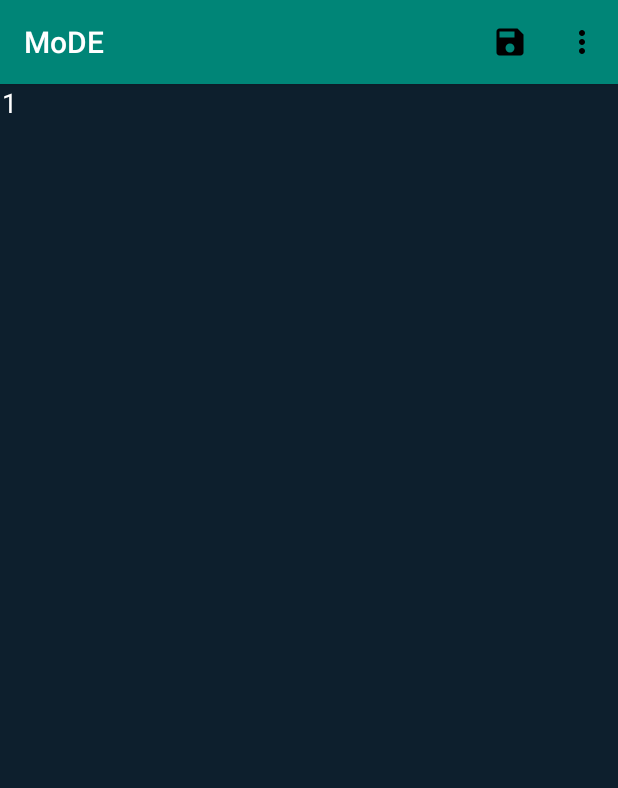
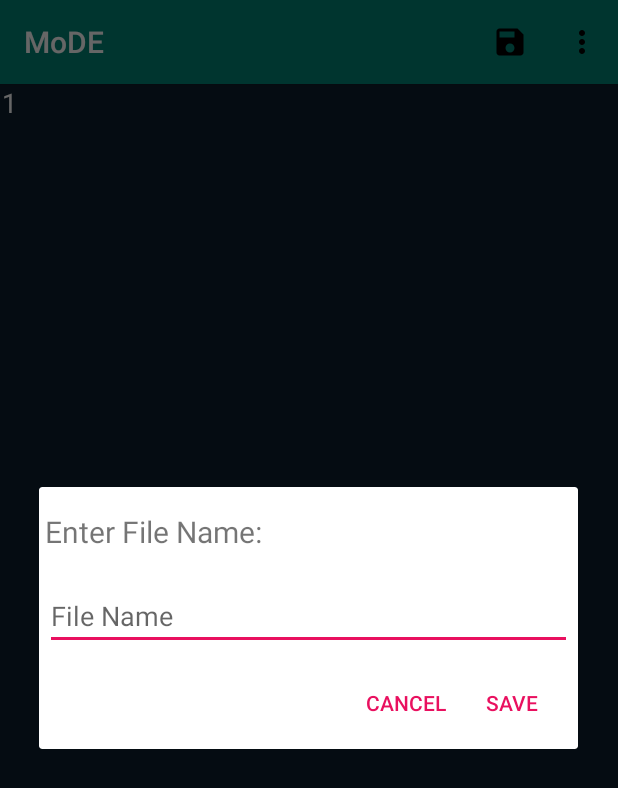
Before and after one commit to what-will-we-do-now/android-ide, an Android app: the Screen_IDE screen opened directly, with no data from a screen before it, after a tap on "Save", on a phone screen of 412 x 824 dp. Shown: the top 788 px of the screen. Run offline under Robolectric (Android 15) with nearby library versions, the phone set to English and light mode, and no system bars.

Commit message:
Implemented saving and loading a file properly

```diff
--- a/app/src/main/java/uk/ac/tees/v8036651/mode/Screen_IDE.java
+++ b/app/src/main/java/uk/ac/tees/v8036651/mode/Screen_IDE.java
@@ -1,20 +1,22 @@
 package uk.ac.tees.v8036651.mode;
 
+import androidx.appcompat.app.AlertDialog;
 import androidx.appcompat.app.AppCompatActivity;
 
+import android.content.DialogInterface;
 import android.content.Intent;
 import android.os.Build;
 import android.os.Bundle;
 import android.text.Editable;
-import android.text.InputType;
 import android.text.TextWatcher;
-import android.view.KeyEvent;
+import android.view.LayoutInflater;
 import android.view.Menu;
 import android.view.MenuItem;
+import android.view.View;
+import android.view.ViewStub;
+import android.widget.EditText;
 import android.widget.TextView;
 import android.widget.Toast;
-
-import androidx.appcompat.widget.Toolbar;
 
 import uk.ac.tees.v8036651.mode.FileViewer.Screen_FileViewer;
 
@@ -30,11 +32,17 @@ import uk.ac.tees.v8036651.mode.plugins.PluginManager;
 
 public class Screen_IDE extends AppCompatActivity {
 
+    public static String projectsDirectory = "";
+    public static String fileName = null;
+    public static String editTextContent = "";
+
     @androidx.annotation.RequiresApi(api = Build.VERSION_CODES.LOLLIPOP)
     @Override
     protected void onCreate(Bundle savedInstanceState) {
         super.onCreate(savedInstanceState);
         setContentView(R.layout.activity_ide_screen);
+        ((NumberedTextView)findViewById(R.id.txtCode)).setText(editTextContent);
+        projectsDirectory = getExternalFilesDir(null).getAbsolutePath() + "/MoDE_Code_Directory";
 
         NumberedTextView txtCode = (NumberedTextView) findViewById(R.id.txtCode);
 
@@ -109,6 +117,34 @@ public class Screen_IDE extends AppCompatActivity {
             case R.id.save_code:
                 Toast.makeText(this, "Saving", Toast.LENGTH_SHORT).show();
 
+                if (fileName == null){
+                    final AlertDialog.Builder setFileNameDialog = new AlertDialog.Builder(Screen_IDE.this);
+                    View inflater = LayoutInflater.from(this).inflate(R.layout.set_file_name_alert_dialog, null);
+
+                    final EditText input = (EditText) inflater.findViewById(R.id.fileNameEditText);
+
+                    setFileNameDialog.setView(inflater);
+                    setFileNameDialog.setPositiveButton(R.string.save, new DialogInterface.OnClickListener() {
+                        @Override
+                        public void onClick(DialogInterface dialog, int which) {
+                            fileName = input.getText().toString();
+
+                            try {
+                                saveActivity(((NumberedTextView) findViewById(R.id.txtCode)).getText().toString(), fileName);
+                            } catch (Exception e) {
+                                e.printStackTrace();
+                            }
+                        }
+                    });
+                    setFileNameDialog.setNegativeButton(R.string.cancel, new DialogInterface.OnClickListener() {
+                        @Override
+                        public void onClick(DialogInterface dialog, int which) {
+                            dialog.cancel();
+                        }
+                    });
+                    setFileNameDialog.show();
+                }
+
 
                 return true;
             case R.id.settings_nav:
@@ -122,9 +158,12 @@ public class Screen_IDE extends AppCompatActivity {
 
     }
 
+
     public void saveActivity(String data, String fileName) throws Exception{
 
-        FileOutputStream output = openFileOutput(fileName, MODE_PRIVATE);
+        File file = new File(projectsDirectory, fileName);
+
+        FileOutputStream output = new FileOutputStream(file);
         OutputStreamWriter out = new OutputStreamWriter(output);
         out.write(data);
         out.flush();
@@ -132,35 +171,4 @@ public class Screen_IDE extends AppCompatActivity {
         output.flush();
         output.close();
     }
-
-    public String loadActivity(String fileName){
-        String ret = "Did not save";
-
-        try{
-            InputStream input = openFileInput(fileName);
-
-            if(input != null){
-                InputStreamReader inp = new InputStreamReader(input);
-                BufferedReader reader = new BufferedReader(inp);
-                String receiveString = "";
-                StringBuilder str = new StringBuilder();
-
-                while( (receiveString = reader.readLine()) != null){
-                    str.append(receiveString);
-                }
-
-                ret = str.toString();
-
-
-                input.close();
-                inp.close();
-                reader.close();
-            }
-        }
-        catch(Exception e){
-            ret = null;
-        }
-
-        return ret;
-    }
 }
--- /dev/null
+++ b/app/src/main/res/layout/set_file_name_alert_dialog.xml
@@ -0,0 +1,28 @@
+<?xml version="1.0" encoding="utf-8"?>
+<LinearLayout xmlns:android="http://schemas.android.com/apk/res/android"
+    android:orientation="vertical"
+    android:layout_width="wrap_content"
+    android:layout_height="wrap_content">
+
+    <TextView
+        android:textSize="20dp"
+        android:layout_width="wrap_content"
+        android:layout_height="wrap_content"
+        android:layout_marginTop="16dp"
+        android:layout_marginLeft="4dp"
+        android:layout_marginRight="4dp"
+        android:layout_marginBottom="4dp"
+        android:text="@string/enterFileName"/>
+
+    <EditText
+        android:id="@+id/fileNameEditText"
+        android:inputType="text"
+        android:layout_width="match_parent"
+        android:layout_height="wrap_content"
+        android:layout_marginTop="16dp"
+        android:layout_marginLeft="4dp"
+        android:layout_marginRight="4dp"
+        android:layout_marginBottom="4dp"
+        android:hint="@string/file_name" />
+
+</LinearLayout>
--- a/app/src/main/res/menu/ide_toolbar_menu.xml
+++ b/app/src/main/res/menu/ide_toolbar_menu.xml
@@ -5,7 +5,7 @@
 
 
     <item
-        android:title="@string/save_code"
+        android:title="@string/save"
         android:id="@+id/save_code"
         android:icon="@drawable/ic_save_black_24dp"
         app:showAsAction="ifRoom" />
--- a/app/src/main/res/values/strings.xml
+++ b/app/src/main/res/values/strings.xml
@@ -22,7 +22,10 @@
     <string name="git">Git</string>
     <string name="code_return">Return to code</string>
 
-    <string name="save_code">Save</string>
+    <string name="save">Save</string>
     <string name="settings">Settings</string>
+    <string name="cancel">Cancel</string>
 
+    <string name="file_name">File Name</string>
+    <string name="enterFileName">Enter File Name:</string>
 </resources>
```
Also changed, not shown: app/src/main/java/uk/ac/tees/v8036651/mode/FileViewer/Screen_FileViewer.java (+47 -5 lines).
